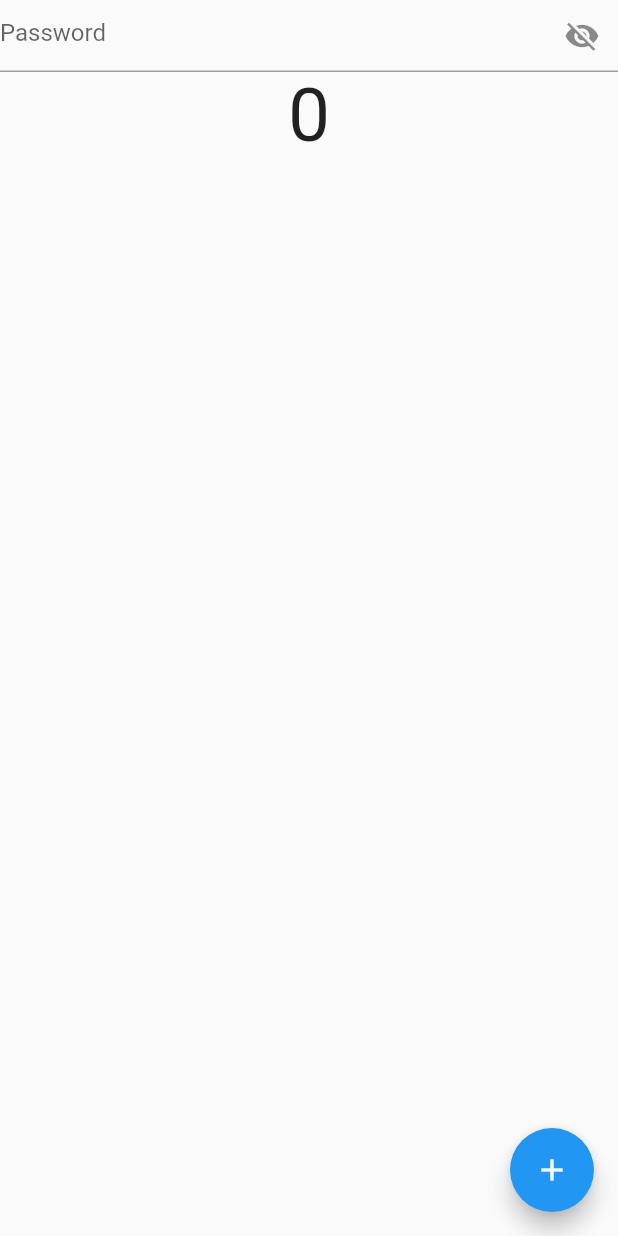
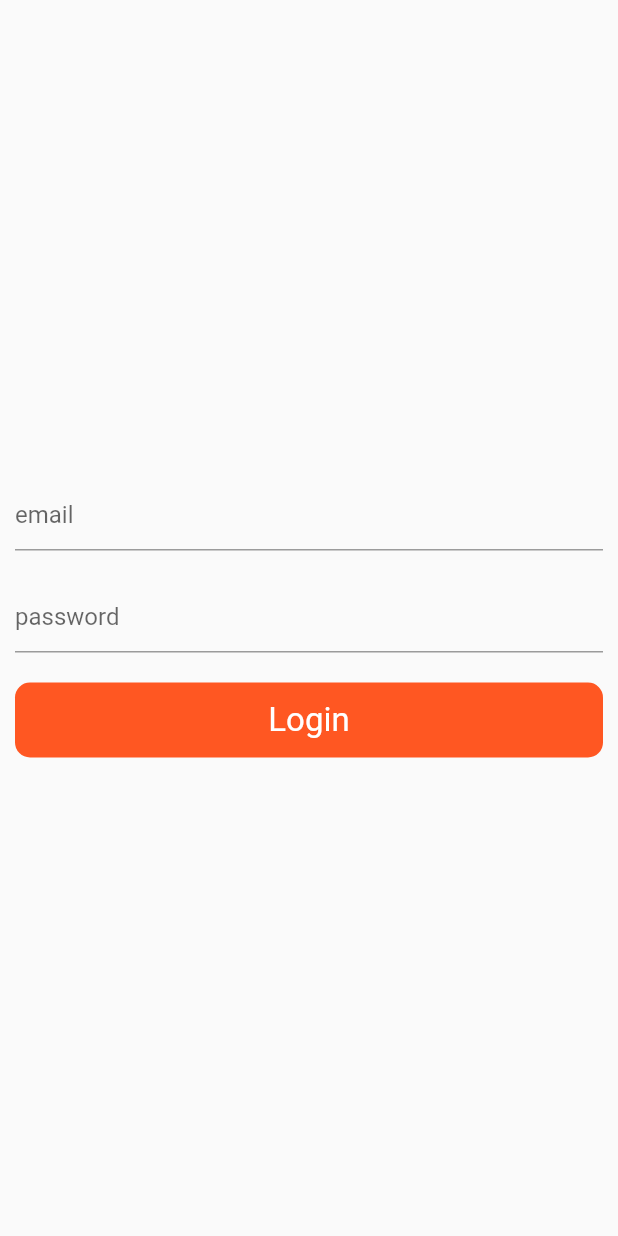
Before and after one commit to its-asaduzzaman/provider_advanced, a Flutter app: the screen it shows after launch, on a phone screen of 412 x 824 dp. Run offline on Flutter 3.47's test engine with Material 2 defaults, Android fonts, the phone set to English and light mode, and no system bars.

Commit message:
login with rest api with provider flutter

```diff
--- a/lib/main.dart
+++ b/lib/main.dart
@@ -1,10 +1,12 @@
 import 'package:flutter/material.dart';
 import 'package:provider/provider.dart';
+import 'package:provider_advanced/provider/auth_provider.dart';
 import 'package:provider_advanced/provider/example_one_provider.dart';
 import 'package:provider_advanced/provider/favourite_provider.dart';
 import 'package:provider_advanced/screens/example_one_screen.dart';
 import 'package:provider_advanced/screens/favourite/favorite_screen.dart';
 import 'package:provider_advanced/screens/favourite/notify_listener_screen.dart';
+import 'package:provider_advanced/screens/login_screen.dart';
 
 void main() {
   runApp(const MyApp());
@@ -20,13 +22,14 @@
       providers: [
         ChangeNotifierProvider(create: (_) => ExampleOneProvider()),
         ChangeNotifierProvider(create: (_) => FavouriteProvider()),
+        ChangeNotifierProvider(create: (_) => AuthProvider()),
       ],
       child: MaterialApp(
         title: 'Flutter Demo',
         theme: ThemeData(
-          primarySwatch: Colors.blue,
+          primarySwatch: Colors.deepOrange,
         ),
-        home: NotifyListenerScreen(),
+        home: const LoginScreen(),
       ),
     );
   }
--- /dev/null
+++ b/lib/provider/auth_provider.dart
@@ -0,0 +1,32 @@
+import 'package:flutter/foundation.dart';
+import 'package:http/http.dart';
+
+class AuthProvider with ChangeNotifier {
+  late bool _loading = false;
+  bool get loading => _loading;
+
+  setLoading(bool value) {
+    _loading = value;
+    notifyListeners();
+  }
+
+  void login(String email, String password) async {
+    setLoading(true);
+    try {
+      Response response = await post(Uri.parse('https://reqres.in/api/login'),
+          body: {'email': email, 'password': password});
+      if (response.statusCode == 200) {
+        print("successfully");
+        setLoading(false);
+      } else {
+        setLoading(true);
+
+        print("failed");
+      }
+    } catch (e) {
+      setLoading(true);
+
+      print(e.toString());
+    }
+  }
+}
--- /dev/null
+++ b/lib/screens/login_screen.dart
@@ -0,0 +1,69 @@
+import 'package:flutter/material.dart';
+import 'package:provider/provider.dart';
+import 'package:provider_advanced/provider/auth_provider.dart';
+
+class LoginScreen extends StatefulWidget {
+  const LoginScreen({Key? key}) : super(key: key);
+
+  @override
+  State<LoginScreen> createState() => _LoginScreenState();
+}
+
+class _LoginScreenState extends State<LoginScreen> {
+  TextEditingController emailController = TextEditingController();
+  TextEditingController passwordController = TextEditingController();
+
+  @override
+  Widget build(BuildContext context) {
+    final authProvider = Provider.of<AuthProvider>(context);
+    return Scaffold(
+      body: Padding(
+        padding: const EdgeInsets.all(10.0),
+        child: Column(
+          mainAxisAlignment: MainAxisAlignment.center,
+          crossAxisAlignment: CrossAxisAlignment.center,
+          children: [
+            TextField(
+              controller: emailController,
+              decoration: const InputDecoration(hintText: "email"),
+            ),
+            const SizedBox(height: 20),
+            TextField(
+              obscureText: true,
+              controller: passwordController,
+              decoration: const InputDecoration(
+                hintText: "password",
+              ),
+            ),
+            const SizedBox(height: 20),
+            InkWell(
+              onTap: () {
+                authProvider.login(emailController.text.toString(),
+                    passwordController.text.toString());
+              },
+              child: Container(
+                height: 50,
+                decoration: BoxDecoration(
+                  color: Colors.deepOrange,
+                  borderRadius: BorderRadius.circular(10),
+                ),
+                child: Center(
+                    child: authProvider.loading
+                        ? const CircularProgressIndicator(
+                            color: Colors.white,
+                          )
+                        : const Text(
+                            "Login",
+                            style: TextStyle(
+                              fontSize: 22,
+                              color: Colors.white,
+                            ),
+                          )),
+              ),
+            ),
+          ],
+        ),
+      ),
+    );
+  }
+}
--- a/pubspec.yaml
+++ b/pubspec.yaml
@@ -35,6 +35,7 @@
   # Use with the CupertinoIcons class for iOS style icons.
   cupertino_icons: ^1.0.2
   provider: ^6.0.4
+  http:
 
 dev_dependencies:
   flutter_test:
```
Also changed, not shown: pubspec.lock.
